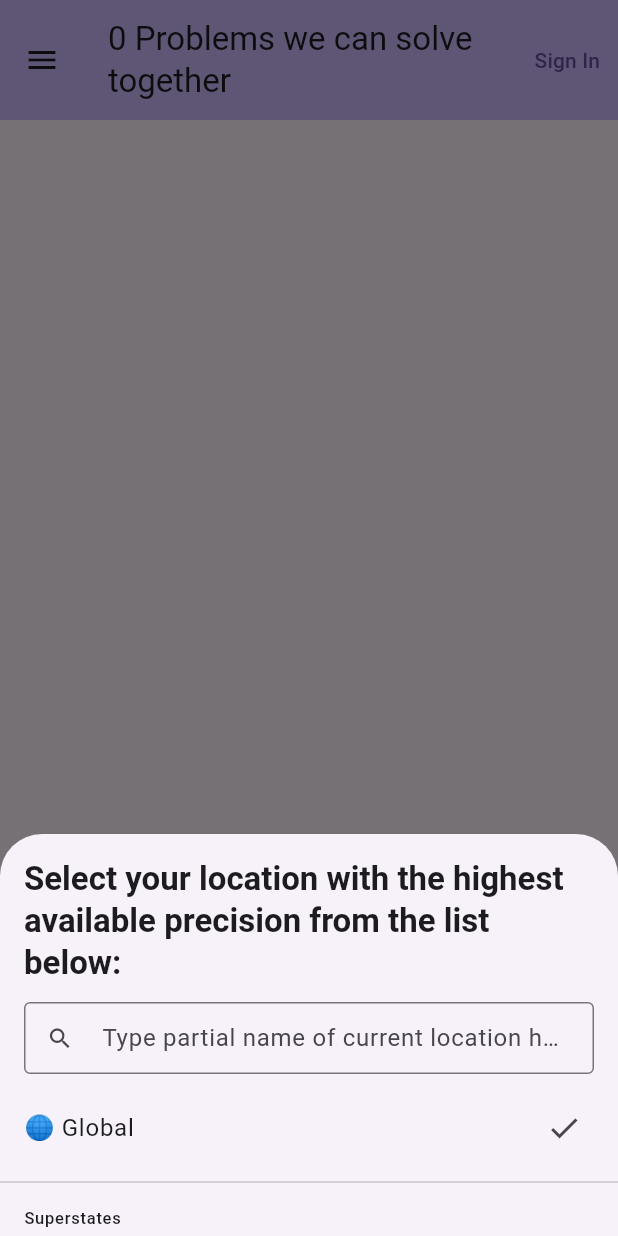
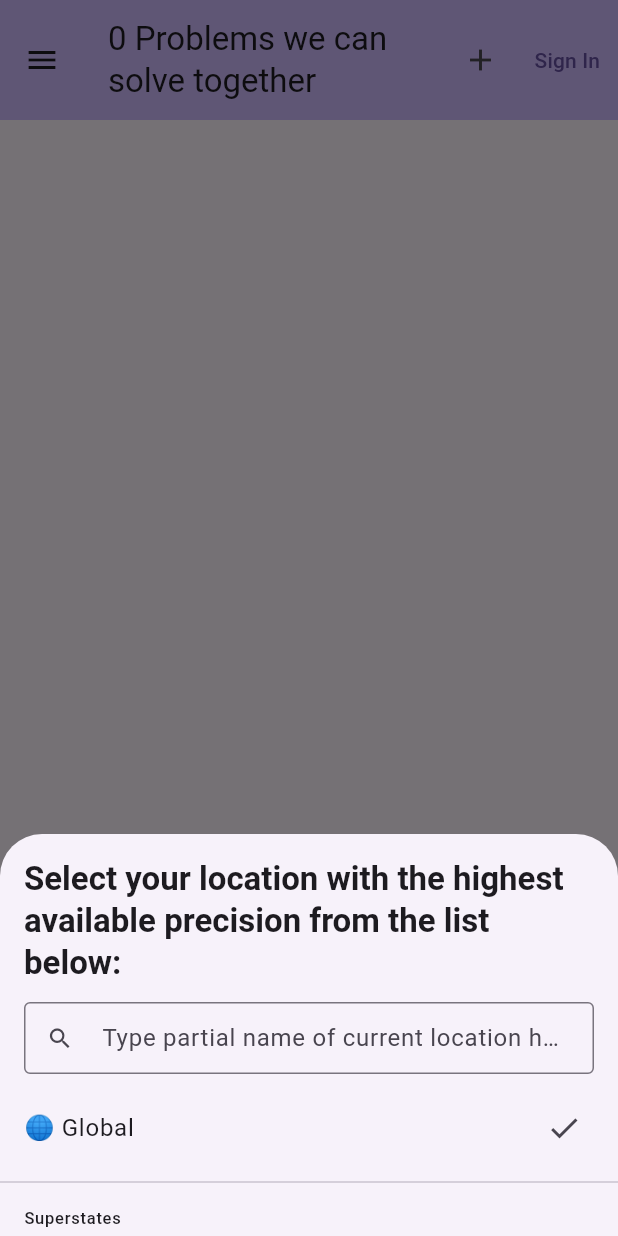
Before and after one commit to adsouza/votasq, a Flutter app: the screen it shows after launch, on a phone screen of 412 x 824 dp. Run offline on Flutter 3.47's test engine with Material 3 defaults, Android fonts, the phone set to English and light mode, and no system bars; drawn by our look-alikes of toastification; our stand-ins replace bloc, cloud_firestore, firebase_auth, firebase_core, firebase_storage, flutter_bloc and 4 more; missing offline and left inert: dart:js_interop, feedback, google_mlkit_language_id, google_mlkit_translation, word_count; accounts and stored records are empty; generated files the repository leaves out were written again.

Commit message:
Add a + btn to the main pg tat bring up the dedicated creation UI.

```diff
--- a/apps/client/lib/problems/view/problems_page.dart
+++ b/apps/client/lib/problems/view/problems_page.dart
@@ -390,6 +390,11 @@ class _ProblemsViewState extends State<ProblemsView> {
           ],
         ),
         actions: [
+          IconButton(
+            icon: const Icon(Icons.add),
+            tooltip: l10n.addProblemTooltip,
+            onPressed: () => context.go('/new'),
+          ),
           BlocBuilder<AuthCubit, AuthState>(
             builder: (context, authState) {
               if (authState.status != AuthStatus.authenticated) {
```
